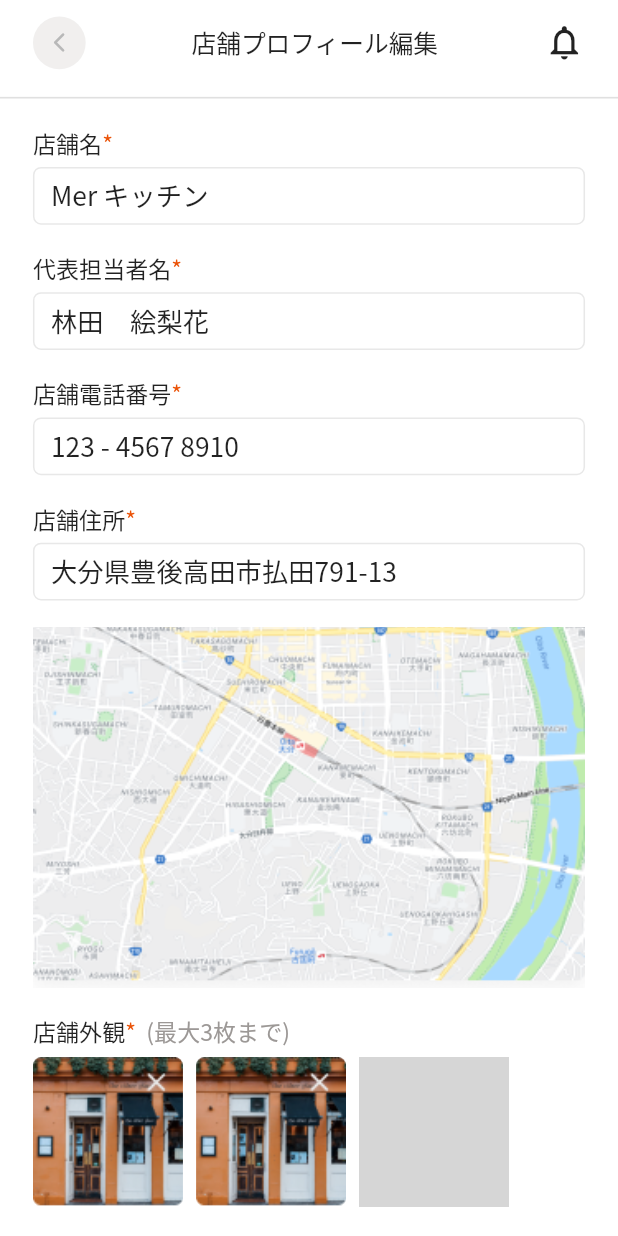
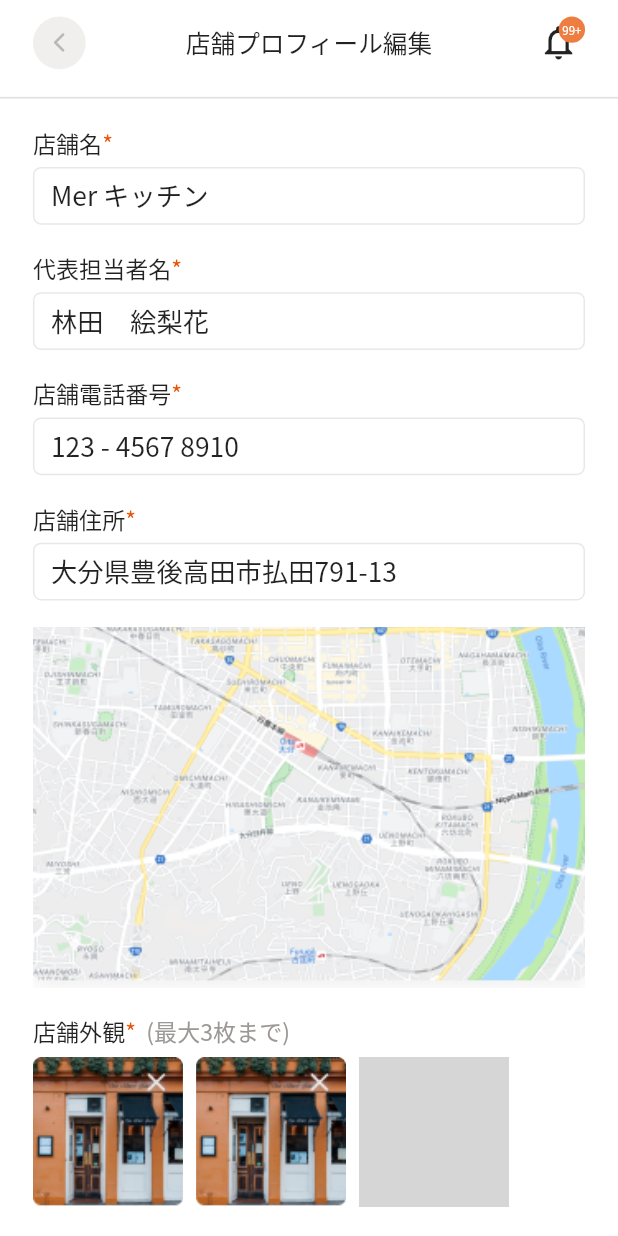
Before and after one commit to AKHIL-SV/edit_store_profile, a Flutter app: the screen it shows after launch, on a phone screen of 412 x 824 dp. Run offline on Flutter 3.47's test engine with Material 2 defaults, Android fonts, the light colour scheme and no system bars; our stand-ins replace flutter_screenutil; grey boxes are pictures that could not be loaded.

Commit message:
notification icon modified

```diff
--- a/lib/view/home_page.dart
+++ b/lib/view/home_page.dart
@@ -14,9 +14,9 @@
     Widget space = SizedBox(
       height: 16.sp,
     );
-    return Scaffold(
-      body: SafeArea(
-        child: SingleChildScrollView(
+    return SafeArea(
+      child: Scaffold(
+        body: SingleChildScrollView(
           child: Column(
             children: [
               Container(
@@ -48,9 +48,38 @@
                         fontWeight: FontWeight.w500,
                       ),
                     ),
-                    Icon(
-                      Icons.notifications_outlined,
-                      size: 25.sp,
+                    Stack(
+                      children: [
+                        Container(
+                          height: 32.sp,
+                          width: 32.sp,
+                          alignment: Alignment.center,
+                          child: Icon(
+                            Icons.notifications_outlined,
+                            size: 25.sp,
+                          ),
+                        ),
+                        Positioned(
+                          right: 0.sp,
+                          top: 0.sp,
+                          child: Container(
+                            height: 16.sp,
+                            width: 16.sp,
+                            decoration: const BoxDecoration(
+                              shape: BoxShape.circle,
+                              color: orangeColor,
+                            ),
+                            alignment: Alignment.center,
+                            child: Text(
+                              '99+',
+                              style: TextStyle(
+                                  fontSize: 7.sp,
+                                  color: white,
+                                  fontWeight: FontWeight.w500),
+                            ),
+                          ),
+                        )
+                      ],
                     )
                   ],
                 ),
```
